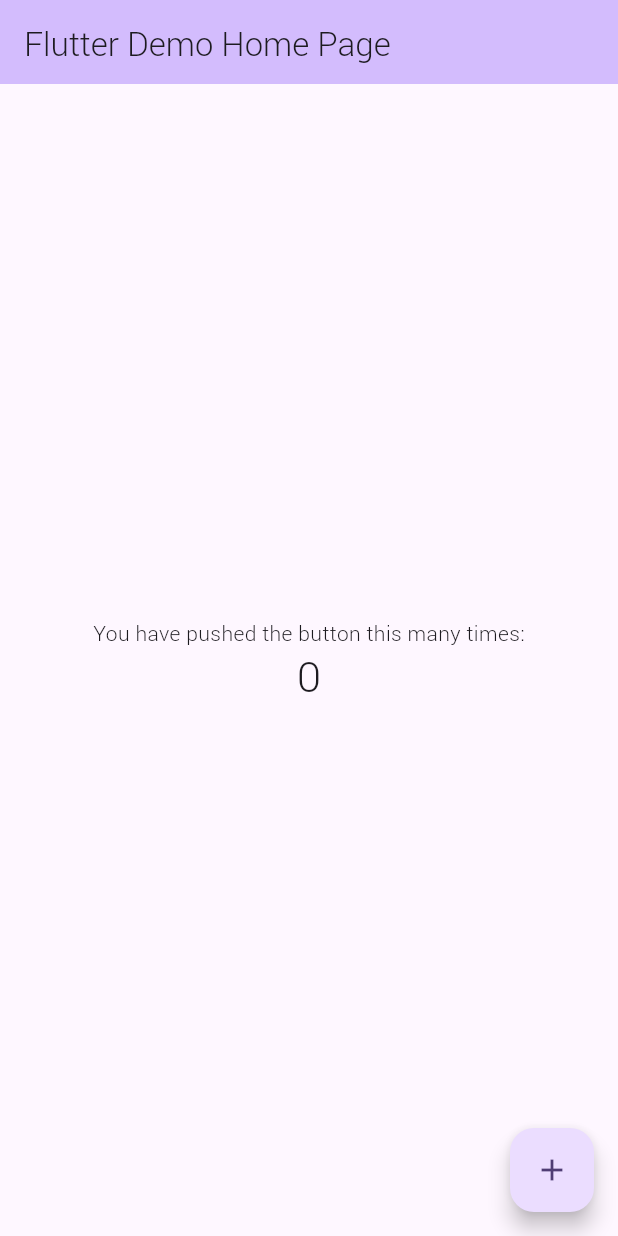
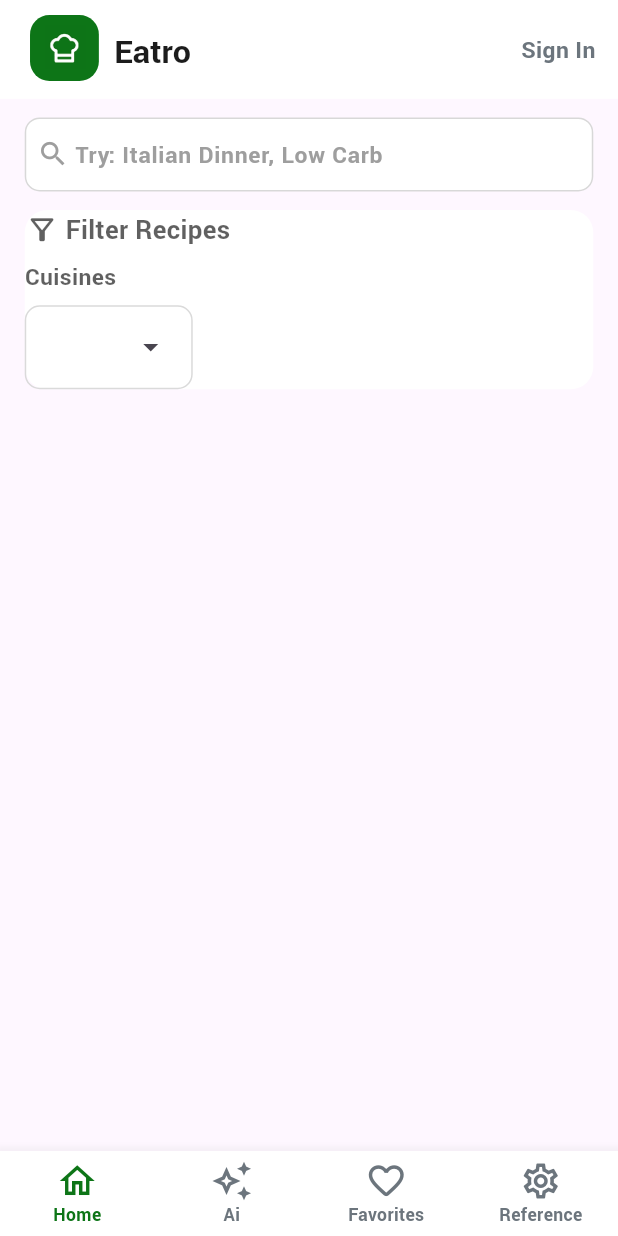
Before and after one commit to MRamzan2000/Eatro, a Flutter app: the screen it shows after launch, on a phone screen of 412 x 824 dp. Run offline on Flutter 3.47's test engine with Material 3 defaults, Android fonts, the phone set to English and light mode, and no system bars; our stand-ins replace get, responsive_sizer.

Commit message:
Ui Started

```diff
--- /dev/null
+++ b/lib/controller/utils/app_colors.dart
@@ -0,0 +1,14 @@
+import 'package:flutter/material.dart';
+class AppColors{
+  static Color primaryColor=Color(0xff0D7517);
+  static Color secondaryColor=Color(0xffE9F7F1);
+  static Color headingColor=Color(0xff1C1C1C);
+  static Color subHeadingColor=Color(0xff6C757D);
+  static Color hintTextColor=Color(0xff9E9E9E);
+  static Color cardBgColor=Color(0xffFFFFFF);
+  static Color cardBorderColor=Color(0xffE0E0E0);
+  static Color filterBorderColor=Color(0xffDADADA);
+  static Color healthTagsColor=Color(0xff1C7C54);
+  static Color activeBottomBarColor=Color(0xff1C7C54);
+  static Color inActiveBottomBarColor=Color(0xff1C7C54);
+}
--- /dev/null
+++ b/lib/controller/utils/app_styles.dart
@@ -0,0 +1,54 @@
+import 'package:flutter/material.dart';
+import 'package:responsive_sizer/responsive_sizer.dart';
+
+import 'app_colors.dart';
+
+class AppTextStyles {
+  static TextStyle headingLarge = TextStyle(
+    fontSize: 18.sp,
+    fontWeight: FontWeight.bold,
+    color: AppColors.headingColor,
+  );
+
+  static TextStyle headingMedium = TextStyle(
+    fontSize: 17.sp,
+    fontWeight: FontWeight.w700,
+    color: AppColors.headingColor,
+  );
+
+  static TextStyle subHeading = TextStyle(
+    fontSize: 15.sp,
+    fontWeight: FontWeight.w600,
+    color: AppColors.subHeadingColor,
+  );
+
+  static TextStyle bodyLarge = TextStyle(
+    fontSize: 13.sp,
+    fontWeight: FontWeight.normal,
+    color: AppColors.headingColor,
+  );
+
+  static TextStyle bodyMedium = TextStyle(
+    fontSize: 11.sp,
+    fontWeight: FontWeight.normal,
+    color: AppColors.headingColor,
+  );
+
+  static TextStyle bodySmall = TextStyle(
+    fontSize: 10.sp,
+    fontWeight: FontWeight.normal,
+    color: AppColors.hintTextColor,
+  );
+
+  static TextStyle hintText = TextStyle(
+    fontSize: 16.sp,
+    fontWeight: FontWeight.w600,
+    color: AppColors.hintTextColor,
+  );
+
+  static TextStyle buttonText = TextStyle(
+    fontSize: 13.sp,
+    fontWeight: FontWeight.bold,
+    color: Colors.white,
+  );
+}
--- a/lib/main.dart
+++ b/lib/main.dart
@@ -1,4 +1,9 @@
+import 'package:eatro/view/screens/home_screen.dart';
+import 'package:eatro/view/screens/splash_screen.dart';
 import 'package:flutter/material.dart';
+import 'package:get/get_navigation/src/root/get_material_app.dart';
+import 'package:responsive_sizer/responsive_sizer.dart';
+import 'controller/utils/app_colors.dart';
 
 void main() {
   runApp(const MyApp());
@@ -7,116 +12,78 @@ void main() {
 class MyApp extends StatelessWidget {
   const MyApp({super.key});
 
-  // This widget is the root of your application.
   @override
   Widget build(BuildContext context) {
-    return MaterialApp(
-      title: 'Flutter Demo',
-      theme: ThemeData(
-        // This is the theme of your application.
-        //
-        // TRY THIS: Try running your application with "flutter run". You'll see
-        // the application has a purple toolbar. Then, without quitting the app,
-        // try changing the seedColor in the colorScheme below to Colors.green
-        // and then invoke "hot reload" (save your changes or press the "hot
-        // reload" button in a Flutter-supported IDE, or press "r" if you used
-        // the command line to start the app).
-        //
-        // Notice that the counter didn't reset back to zero; the application
-        // state is not lost during the reload. To reset the state, use hot
-        // restart instead.
-        //
-        // This works for code too, not just values: Most code changes can be
-        // tested with just a hot reload.
-        colorScheme: ColorScheme.fromSeed(seedColor: Colors.deepPurple),
-      ),
-      home: const MyHomePage(title: 'Flutter Demo Home Page'),
+    return ResponsiveSizer(
+      builder: (context, orientation, screenType) {
+        return GetMaterialApp(
+          title: "Eatro",
+          debugShowCheckedModeBanner: false,
+          theme: ThemeData(
+            // scaffoldBackgroundColor: AppColors.secondaryColor,
+            primaryColor: AppColors.primaryColor,
+            fontFamily: 'Roboto',
+
+            appBarTheme: AppBarTheme(
+              backgroundColor: AppColors.cardBgColor,
+              elevation: 0,
+              titleTextStyle: TextStyle(
+                color: AppColors.headingColor,
+                fontSize: 18,
+                fontWeight: FontWeight.bold,
+              ),
+              iconTheme: IconThemeData(color: AppColors.primaryColor),
+            ),
+
+            inputDecorationTheme: InputDecorationTheme(
+              filled: true,
+              fillColor: AppColors.cardBgColor,
+              hintStyle: TextStyle(
+                color: AppColors.hintTextColor,
+                fontSize: 14,
+              ),
+              enabledBorder: OutlineInputBorder(
+                borderSide: BorderSide(color: AppColors.filterBorderColor),
+                borderRadius: BorderRadius.circular(10),
+              ),
+              focusedBorder: OutlineInputBorder(
+                borderSide: BorderSide(color: AppColors.primaryColor, width: 1.5),
+                borderRadius: BorderRadius.circular(10),
+              ),
+            ),
+
+            textTheme: TextTheme(
+              titleLarge: TextStyle(
+                color: AppColors.headingColor,
+                fontSize: 18,
+                fontWeight: FontWeight.bold,
+              ),
+              bodyMedium: TextStyle(
+                color: AppColors.subHeadingColor,
+                fontSize: 14,
+              ),
+            ),
+
+            bottomNavigationBarTheme: BottomNavigationBarThemeData(
+              backgroundColor: AppColors.cardBgColor,
+              selectedItemColor: AppColors.activeBottomBarColor,
+              unselectedItemColor: AppColors.inActiveBottomBarColor,
+              showUnselectedLabels: true,
+            ),
+
+            chipTheme: ChipThemeData(
+              backgroundColor: AppColors.secondaryColor,
+              labelStyle: TextStyle(color: AppColors.healthTagsColor),
+              selectedColor: AppColors.primaryColor,
+              shape: RoundedRectangleBorder(
+                borderRadius: BorderRadius.circular(20),
+              ),
+            ),
+          ),
+
+          home: SplashScreen(),
+        );
+      },
     );
   }
 }
-
-class MyHomePage extends StatefulWidget {
-  const MyHomePage({super.key, required this.title});
-
-  // This widget is the home page of your application. It is stateful, meaning
-  // that it has a State object (defined below) that contains fields that affect
-  // how it looks.
-
-  // This class is the configuration for the state. It holds the values (in this
-  // case the title) provided by the parent (in this case the App widget) and
-  // used by the build method of the State. Fields in a Widget subclass are
-  // always marked "final".
-
-  final String title;
-
-  @override
-  State<MyHomePage> createState() => _MyHomePageState();
-}
-
-class _MyHomePageState extends State<MyHomePage> {
-  int _counter = 0;
-
-  void _incrementCounter() {
-    setState(() {
-      // This call to setState tells the Flutter framework that something has
-      // changed in this State, which causes it to rerun the build method below
-      // so that the display can reflect the updated values. If we changed
-      // _counter without calling setState(), then the build method would not be
-      // called again, and so nothing would appear to happen.
-      _counter++;
-    });
-  }
-
-  @override
-  Widget build(BuildContext context) {
-    // This method is rerun every time setState is called, for instance as done
-    // by the _incrementCounter method above.
-    //
-    // The Flutter framework has been optimized to make rerunning build methods
-    // fast, so that you can just rebuild anything that needs updating rather
-    // than having to individually change instances of widgets.
-    return Scaffold(
-      appBar: AppBar(
-        // TRY THIS: Try changing the color here to a specific color (to
-        // Colors.amber, perhaps?) and trigger a hot reload to see the AppBar
-        // change color while the other colors stay the same.
-        backgroundColor: Theme.of(context).colorScheme.inversePrimary,
-        // Here we take the value from the MyHomePage object that was created by
-        // the App.build method, and use it to set our appbar title.
-        title: Text(widget.title),
-      ),
-      body: Center(
-        // Center is a layout widget. It takes a single child and positions it
-        // in the middle of the parent.
-        child: Column(
-          // Column is also a layout widget. It takes a list of children and
-          // arranges them vertically. By default, it sizes itself to fit its
-          // children horizontally, and tries to be as tall as its parent.
-          //
-          // Column has various properties to control how it sizes itself and
-          // how it positions its children. Here we use mainAxisAlignment to
-          // center the children vertically; the main axis here is the vertical
-          // axis because Columns are vertical (the cross axis would be
-          // horizontal).
-          //
-          // TRY THIS: Invoke "debug painting" (choose the "Toggle Debug Paint"
-          // action in the IDE, or press "p" in the console), to see the
-          // wireframe for each widget.
-          mainAxisAlignment: MainAxisAlignment.center,
-          children: <Widget>[
-            const Text('You have pushed the button this many times:'),
-            Text(
-              '$_counter',
-              style: Theme.of(context).textTheme.headlineMedium,
-            ),
-          ],
-        ),
-      ),
-      floatingActionButton: FloatingActionButton(
-        onPressed: _incrementCounter,
-        tooltip: 'Increment',
-        child: const Icon(Icons.add),
-      ), // This trailing comma makes auto-formatting nicer for build methods.
-    );
-  }
-}
--- /dev/null
+++ b/lib/view/bottom_navigation_bar.dart
@@ -0,0 +1,72 @@
+import 'package:eatro/controller/utils/app_colors.dart';
+import 'package:eatro/controller/utils/app_styles.dart';
+import 'package:eatro/view/screens/ai_suggestion_screen.dart';
+import 'package:eatro/view/screens/favorites_screen.dart';
+import 'package:eatro/view/screens/home_screen.dart';
+import 'package:eatro/view/screens/reference_screen.dart';
+import 'package:flutter/material.dart';
+import 'package:get/get.dart';
+import 'package:responsive_sizer/responsive_sizer.dart';
+
+class CustomBottomNavigationBAR extends StatefulWidget {
+  const CustomBottomNavigationBAR({super.key});
+
+  @override
+  State<CustomBottomNavigationBAR> createState() =>
+      _CustomBottomNavigationBARState();
+}
+
+class _CustomBottomNavigationBARState extends State<CustomBottomNavigationBAR> {
+  RxInt selectedIndex = 0.obs;
+  final List<Widget>_screens=[
+    HomeScreen(),
+    AiSuggestionScreen(),
+    FavoritesScreen(),
+    ReferenceScreen()
+  ];
+  @override
+  Widget build(BuildContext context) {
+    return Obx(
+      () => Scaffold(
+        bottomNavigationBar: BottomNavigationBar(
+          currentIndex: selectedIndex.value,
+          onTap: (value) {
+            selectedIndex.value = value;
+          },
+          type: BottomNavigationBarType.fixed,
+          selectedItemColor: AppColors.primaryColor,
+          unselectedItemColor: AppColors.subHeadingColor,
+          unselectedLabelStyle: AppTextStyles.subHeading.copyWith(
+            fontSize: 14.sp,
+            color: AppColors.subHeadingColor,
+          ),
+          selectedLabelStyle: AppTextStyles.subHeading.copyWith(
+            fontSize: 14.sp,
+            color: AppColors.primaryColor,
+          ),
+          iconSize: 3.4.h,
+
+          items: [
+            BottomNavigationBarItem(
+              icon: Icon(Icons.home_outlined),
+              label: "Home",
+            ),
+            BottomNavigationBarItem(
+              icon: Icon(Icons.auto_awesome_outlined),
+              label: "Ai",
+            ),
+            BottomNavigationBarItem(
+              icon: Icon(Icons.favorite_border_rounded),
+              label: "Favorites",
+            ),
+            BottomNavigationBarItem(
+              icon: Icon(Icons.settings_outlined),
+              label: "Reference",
+            ),
+          ],
+        ),
+        body: _screens[selectedIndex.value],
+      ),
+    );
+  }
+}
--- /dev/null
+++ b/lib/view/reuseable_widgets/horizontal_space.dart
@@ -0,0 +1,5 @@
+import 'package:flutter/material.dart';
+
+Widget getHorizontalSpace({required double width}) {
+  return SizedBox(width: width);
+}
--- /dev/null
+++ b/lib/view/reuseable_widgets/textfiled.dart
@@ -0,0 +1,70 @@
+import 'package:eatro/controller/utils/app_colors.dart';
+import 'package:eatro/controller/utils/app_styles.dart';
+import 'package:flutter/material.dart';
+import 'package:responsive_sizer/responsive_sizer.dart';
+
+class CustomTextField extends StatelessWidget {
+  final String hintText;
+  final IconData prefixIcon;
+  final TextEditingController? controller;
+  final TextInputType keyboardType;
+  final bool obscureText;
+  final ValueChanged<String>? onChanged;
+  final int maxLines;
+
+  const CustomTextField({
+    super.key,
+    required this.hintText,
+    this.prefixIcon = Icons.search_outlined,
+    this.controller,
+    this.keyboardType = TextInputType.text,
+    this.obscureText = false,
+    this.onChanged,
+    this.maxLines = 1,
+  });
+
+  @override
+  Widget build(BuildContext context) {
+    return TextField(
+      controller: controller,
+      keyboardType: keyboardType,
+      obscureText: obscureText,
+      maxLines: maxLines,
+      onChanged: onChanged,
+      cursorColor: AppColors.primaryColor,
+      cursorHeight: 2.h,
+      style: AppTextStyles.subHeading,
+      decoration: InputDecoration(
+        hintText: hintText,
+        hintStyle: AppTextStyles.hintText,
+
+        // Borders
+        enabledBorder: OutlineInputBorder(
+          borderRadius: BorderRadius.circular(10.px),
+          borderSide: BorderSide(color: AppColors.hintTextColor.withOpacity(0.4)),
+        ),
+        focusedBorder: OutlineInputBorder(
+          borderRadius: BorderRadius.circular(10.px),
+          borderSide: BorderSide(color: AppColors.primaryColor, width: 1.5),
+        ),
+
+        // Prefix Icon
+        prefixIcon: Padding(
+          padding: EdgeInsets.only(left: 2.w, right: 0),
+          child: Icon(
+            prefixIcon,
+            size: 2.6.h,
+            color: AppColors.hintTextColor,
+          ),
+        ),
+        prefixIconConstraints: const BoxConstraints(
+          minWidth: 0,
+          minHeight: 0,
+        ),
+
+        isDense: true,
+        contentPadding: EdgeInsets.symmetric(vertical: 1.6.h),
+      ),
+    );
+  }
+}
--- /dev/null
+++ b/lib/view/reuseable_widgets/verticle_space.dart
@@ -0,0 +1,5 @@
+import 'package:flutter/material.dart';
+
+Widget getVerticalSpace({required double height}) {
+  return SizedBox(height: height);
+}
--- /dev/null
+++ b/lib/view/screens/ai_suggestion_screen.dart
@@ -0,0 +1,19 @@
+import 'package:flutter/material.dart';
+
+class AiSuggestionScreen extends StatefulWidget {
+  const AiSuggestionScreen({super.key});
+
+  @override
+  State<AiSuggestionScreen> createState() => AiSuggestionScreenState();
+}
+
+class AiSuggestionScreenState extends State<AiSuggestionScreen> {
+  @override
+  Widget build(BuildContext context) {
+    return const Scaffold(
+      body: Center(
+        child: Text("AiSuggestionScreen"),
+      ),
+    );
+  }
+}
--- /dev/null
+++ b/lib/view/screens/favorites_screen.dart
@@ -0,0 +1,19 @@
+import 'package:flutter/material.dart';
+
+class FavoritesScreen extends StatefulWidget {
+  const FavoritesScreen({super.key});
+
+  @override
+  State<FavoritesScreen> createState() => FavoritesScreenState();
+}
+
+class FavoritesScreenState extends State<FavoritesScreen> {
+  @override
+  Widget build(BuildContext context) {
+    return const Scaffold(
+      body: Center(
+        child: Text("FavoritesScreen"),
+      ),
+    );
+  }
+}
--- /dev/null
+++ b/lib/view/screens/home_screen.dart
@@ -0,0 +1,101 @@
+import 'package:eatro/controller/utils/app_colors.dart';
+import 'package:eatro/controller/utils/app_styles.dart';
+import 'package:eatro/view/reuseable_widgets/horizontal_space.dart';
+import 'package:eatro/view/reuseable_widgets/textfiled.dart';
+import 'package:eatro/view/reuseable_widgets/verticle_space.dart';
+import 'package:flutter/material.dart';
+import 'package:responsive_sizer/responsive_sizer.dart';
+
+class HomeScreen extends StatefulWidget {
+  const HomeScreen({super.key});
+
+  @override
+  State<HomeScreen> createState() => _HomeScreenState();
+}
+
+class _HomeScreenState extends State<HomeScreen> {
+  @override
+  Widget build(BuildContext context) {
+    return Scaffold(
+      appBar: AppBar(
+        titleSpacing: 2.5.w,
+        leadingWidth: 16.w,
+        toolbarHeight: 8.h,
+        leading: Padding(
+          padding: const EdgeInsets.fromLTRB(20, 10, 0, 12),
+          child: ClipRRect(
+            borderRadius: BorderRadius.circular(13.px),
+            child: Image.asset(
+              "assets/images/applogo.png",
+              height: 2.4.h,
+              fit: BoxFit.cover,
+            ),
+          ),
+        ),
+        title: Text(
+          "Eatro",
+          style: AppTextStyles.headingLarge.copyWith(fontSize: 19.sp),
+        ),
+        actions: [
+          Text(
+            "Sign In",
+            style: AppTextStyles.subHeading.copyWith(fontSize: 16.sp),
+          ),
+        ],
+        actionsPadding: EdgeInsets.only(right: 15.px),
+      ),
+      body: Container(
+        padding: EdgeInsets.symmetric(horizontal: 4.w),
+        height: MediaQuery.sizeOf(context).height,
+        width: MediaQuery.sizeOf(context).width,
+        child: Column(mainAxisAlignment: MainAxisAlignment.start,
+          children: [
+
+            getVerticalSpace(height: 1.5.h),
+            CustomTextField(hintText: "Try: Italian Dinner, Low Carb"),
+            getVerticalSpace(height: 1.5.h),
+           Container(
+             decoration: BoxDecoration(
+               color: AppColors.cardBgColor,
+               borderRadius: BorderRadius.circular(15.px),
+               // border: Border.all(color:  AppColors.hintTextColor.withOpacity(0.4))
+             ),
+             child: Column(crossAxisAlignment: CrossAxisAlignment.start,
+               children: [
+               Row(crossAxisAlignment: CrossAxisAlignment.end,
+                 children: [
+                   Icon(Icons.filter_alt_outlined,
+                   size: 2.8.h,
+                   color:  AppColors.headingColor.withOpacity(0.7),),
+                   getHorizontalSpace(width: 1.w),
+                   Text("Filter Recipes",
+                   style: AppTextStyles.headingLarge.copyWith(
+                     fontSize: 17.sp,
+                     fontWeight: FontWeight.w800,
+                     color: AppColors.headingColor.withOpacity(0.7)
+                   ),)
+                 ],
+               ),
+               getVerticalSpace(height: 1.h),
+               Text("Cuisines",style: AppTextStyles.headingLarge.copyWith(
+                   fontSize: 16.sp,
+                   fontWeight: FontWeight.w800,
+                   color: AppColors.headingColor.withOpacity(0.7)
+               ),),
+                 getVerticalSpace(height: 1.h),
+                 DropdownMenu(dropdownMenuEntries: [
+                   // DropdownMenuEntry(value: "", label: label)
+                 ])
+
+             ],),
+           )
+
+
+
+
+          ],
+        ),
+      ),
+    );
+  }
+}
--- /dev/null
+++ b/lib/view/screens/reference_screen.dart
@@ -0,0 +1,19 @@
+import 'package:flutter/material.dart';
+
+class ReferenceScreen extends StatefulWidget {
+  const ReferenceScreen({super.key});
+
+  @override
+  State<ReferenceScreen> createState() => ReferenceScreenState();
+}
+
+class ReferenceScreenState extends State<ReferenceScreen> {
+  @override
+  Widget build(BuildContext context) {
+    return const Scaffold(
+      body: Center(
+        child: Text("ReferenceScreen"),
+      ),
+    );
+  }
+}
--- /dev/null
+++ b/lib/view/screens/splash_screen.dart
@@ -0,0 +1,66 @@
+import 'dart:async';
+
+import 'package:eatro/controller/utils/app_colors.dart';
+import 'package:eatro/controller/utils/app_styles.dart';
+import 'package:eatro/view/bottom_navigation_bar.dart';
+import 'package:eatro/view/reuseable_widgets/verticle_space.dart';
+import 'package:flutter/cupertino.dart';
+import 'package:flutter/material.dart';
+import 'package:get/get.dart';
+import 'package:responsive_sizer/responsive_sizer.dart';
+
+class SplashScreen extends StatefulWidget {
+  const SplashScreen({super.key});
+
+  @override
+  State<SplashScreen> createState() => _SplashScreenState();
+}
+
+class _SplashScreenState extends State<SplashScreen> {
+  @override
+  void initState() {
+    Timer(Duration(seconds: 5), ()=>Get.off(()=>CustomBottomNavigationBAR()));
+    super.initState();
+  }
+
+  @override
+  Widget build(BuildContext context) {
+    return Scaffold(
+      body: Center(
+        child: Column(
+          mainAxisAlignment: MainAxisAlignment.center,
+          children: [
+            Container(
+              height: 8.3.h,
+              width: 17.w,
+              decoration: BoxDecoration(
+                borderRadius: BorderRadius.circular(15.px),
+              ),
+              child: ClipRRect(
+                borderRadius: BorderRadius.circular(15.px),
+                child: Image.asset(
+                  "assets/images/applogo.png",
+                  fit: BoxFit.cover,
+                ),
+              ),
+            ),
+            getVerticalSpace(height: 1.5.h),
+            CupertinoActivityIndicator(
+              radius: 1.7.h,
+              color: AppColors.primaryColor,
+              animating: true,
+            ),
+            getVerticalSpace(height: .7.h),
+            Text("Loading Eatro...", style: AppTextStyles.headingLarge),
+
+            getVerticalSpace(height: 1.h),
+            Text(
+              "Preparing your healthy recipes...",
+              style: AppTextStyles.subHeading,
+            ),
+          ],
+        ),
+      ),
+    );
+  }
+}
--- a/pubspec.yaml
+++ b/pubspec.yaml
@@ -19,7 +19,7 @@ publish_to: 'none' # Remove this line if you wish to publish to pub.dev
 version: 1.0.0+1
 
 environment:
-  sdk: ^3.9.2
+  sdk: '>=3.7.0 <4.0.0'
 
 # Dependencies specify other packages that your package needs in order to work.
 # To automatically upgrade your package dependencies to the latest versions
```
Also changed, not shown: assets/images/applogo.png (added), lib/view/reuseable_widgets/elevated_button.dart (added), pubspec.lock, 163 other files.
